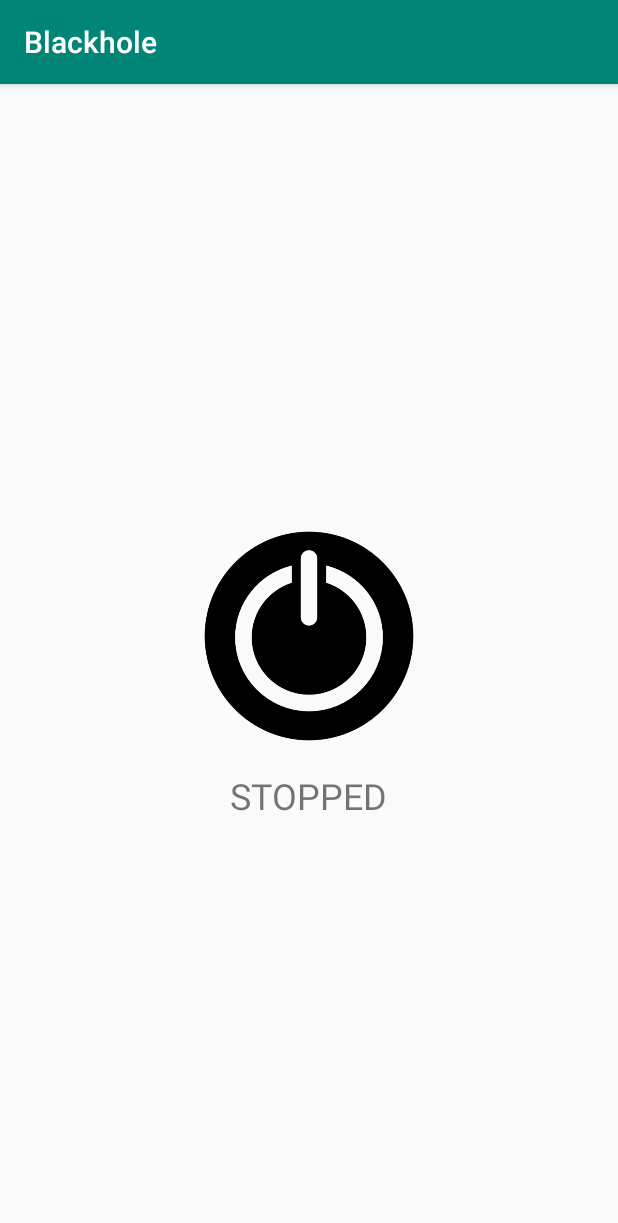
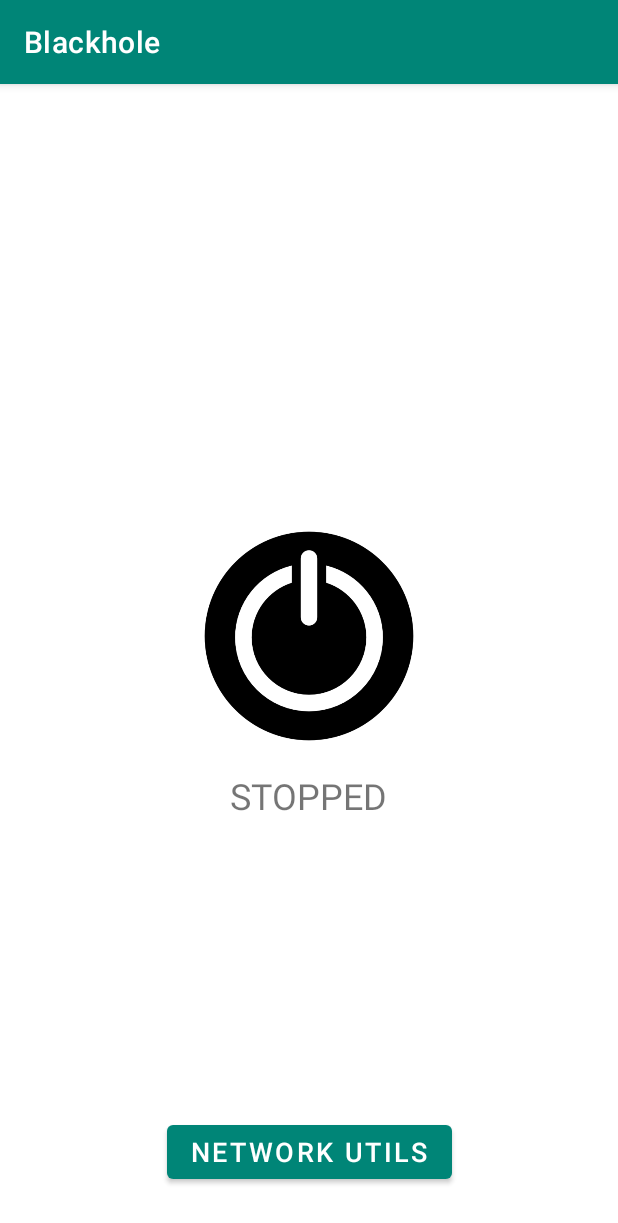
Before and after one commit to johnson-li/Blackhole, an Android app: the screen it shows after launch (MainActivity), on a phone screen of 412 x 824 dp. Shown: the top 1223 px of the screen. Run offline under Robolectric (Android 15) with nearby library versions, the phone set to English and light mode, and no system bars; 1 statement that could not run was skipped.

Commit message:
add network utils

```diff
--- a/app/src/main/java/com/xuebingli/blackhole/MainActivity.kt
+++ b/app/src/main/java/com/xuebingli/blackhole/MainActivity.kt
@@ -7,6 +7,7 @@ import androidx.appcompat.app.AppCompatActivity
 import android.os.Bundle
 import android.os.IBinder
 import android.util.Log
+import android.view.View
 import android.widget.ImageView
 import android.widget.TextView
 
@@ -114,4 +115,8 @@ class MainActivity : AppCompatActivity() {
             else -> super.onActivityResult(requestCode, resultCode, data)
         }
     }
+
+    fun openNetworkUtils(view: View) {
+        startActivity(Intent(this, NetworkUtilsActivity::class.java))
+    }
 }
--- a/app/src/main/res/layout/activity_main.xml
+++ b/app/src/main/res/layout/activity_main.xml
@@ -34,4 +34,19 @@
             android:text="@string/vpn_started" />
     </LinearLayout>
 
+    <com.google.android.material.button.MaterialButton
+        android:id="@+id/network_utils_button"
+        style="@style/Widget.MaterialComponents.Button"
+        app:layout_constraintRight_toRightOf="parent"
+        app:layout_constraintLeft_toLeftOf="parent"
+        app:layout_constraintBottom_toBottomOf="parent"
+        android:textSize="18sp"
+        android:layout_marginBottom="32dp"
+        android:layout_width="wrap_content"
+        android:paddingStart="16dp"
+        android:onClick="openNetworkUtils"
+        android:paddingEnd="16dp"
+        android:layout_height="wrap_content"
+        android:text="@string/network_utils_button"/>
+
 </androidx.constraintlayout.widget.ConstraintLayout>
--- /dev/null
+++ b/app/src/main/res/layout/activity_ping.xml
@@ -0,0 +1,5 @@
+<?xml version="1.0" encoding="utf-8"?>
+<RelativeLayout xmlns:android="http://schemas.android.com/apk/res/android"
+    android:layout_width="match_parent" android:layout_height="match_parent">
+
+</RelativeLayout>
--- /dev/null
+++ b/app/src/main/res/layout/activity_traceroute.xml
@@ -0,0 +1,5 @@
+<?xml version="1.0" encoding="utf-8"?>
+<RelativeLayout xmlns:android="http://schemas.android.com/apk/res/android"
+    android:layout_width="match_parent" android:layout_height="match_parent">
+
+</RelativeLayout>
--- a/app/src/main/res/values/strings.xml
+++ b/app/src/main/res/values/strings.xml
@@ -6,4 +6,10 @@
     <string name="vpn_stopped">STOPPED</string>
     <string name="notification_vpn_connected">connected</string>
     <string name="notification_vpn_connecting">connection</string>
+    <string name="network_utils_button">Network Utils</string>
+    <string name="network_utils_activity_title">Network Utils</string>
+    <string name="network_utils_item_title">Ping</string>
+    <string name="network_utils_item_description">Ping description</string>
+    <string name="ping_activity_title">Ping</string>
+    <string name="traceroute_activity_title">Traceroute</string>
 </resources>
--- a/app/src/main/res/values/styles.xml
+++ b/app/src/main/res/values/styles.xml
@@ -1,7 +1,7 @@
 <resources>
 
     <!-- Base application theme. -->
-    <style name="AppTheme" parent="Theme.AppCompat.Light.DarkActionBar">
+    <style name="AppTheme" parent="Theme.MaterialComponents.Light.DarkActionBar">
         <!-- Customize your theme here. -->
         <item name="colorPrimary">@color/colorPrimary</item>
         <item name="colorPrimaryDark">@color/colorPrimaryDark</item>
```
Also changed, not shown: app/build.gradle (+6 -4 lines), app/src/main/AndroidManifest.xml (+3 -4 lines), app/src/main/java/com/xuebingli/blackhole/BaseActivity.kt (added, +16 -0 lines), app/src/main/java/com/xuebingli/blackhole/NetworkUtilsActivity.kt (added, +23 -0 lines), app/src/main/java/com/xuebingli/blackhole/NetworkUtilsAdapter.kt (added, +44 -0 lines), app/src/main/java/com/xuebingli/blackhole/PingActivity.kt (added, +10 -0 lines), app/src/main/java/com/xuebingli/blackhole/TracerouteActivity.kt (added, +11 -0 lines), app/src/main/res/layout/activity_network_utils.xml (added, +10 -0 lines), app/src/main/res/layout/item_network_utils.xml (added, +26 -0 lines).
